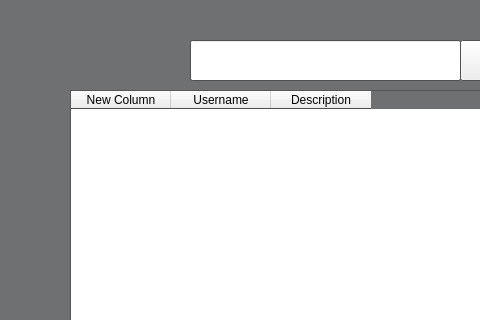
Qt form ui/mainwindow.ui (zacharyeinspanier/password_manager) before a commit; both pictures show x 0 to 480 and y 0 to 320 of the 800 by 600 pixel window.
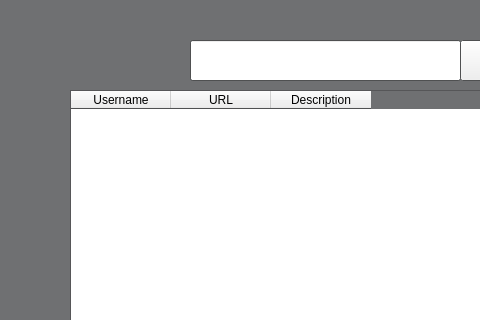
The same form after that commit.

Patch:
```diff
--- a/ui/mainwindow.ui
+++ b/ui/mainwindow.ui
@@ -253,12 +253,12 @@
     </property>
     <column>
      <property name="text">
-      <string>New Column</string>
+      <string>Username</string>
      </property>
     </column>
     <column>
      <property name="text">
-      <string>Username</string>
+      <string>URL</string>
      </property>
     </column>
     <column>
```
